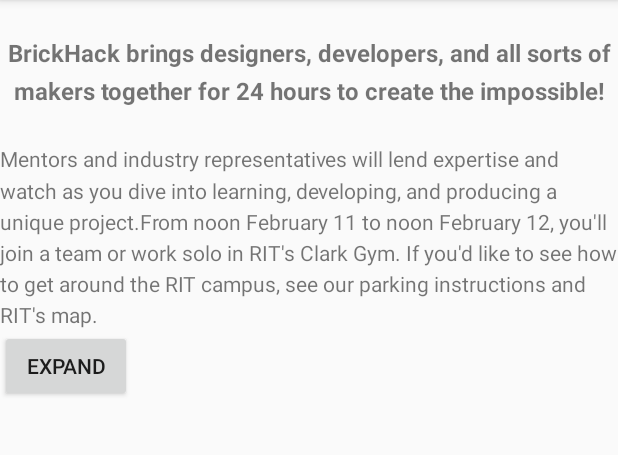
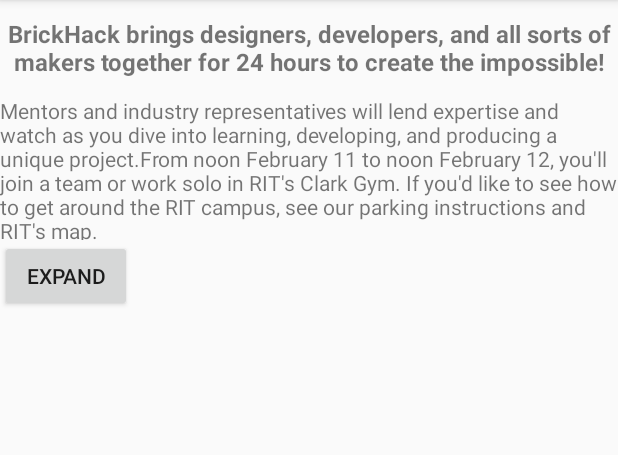
Before and after one commit to Ninjaman494/ExpandableTextView, an Android app: the screen it shows after launch (MainActivity), after a tap on "EXPAND", on a phone screen of 412 x 824 dp, the part 84-539 px from its top. Run offline under Robolectric (Android 15) with nearby library versions, the phone set to English and light mode, and no system bars.

Commit message:
Removed old attributes and added setAnimSpeed Removed old styling attributes in ExpandableTextView, setting it back to default look. setAnimSpeed allows you to set how quickly the view expands/collapses, value should be in milliseconds.

```diff
--- a/library/src/main/java/ninjaman494/expandabletextview/ExpandableTextView.java
+++ b/library/src/main/java/ninjaman494/expandabletextview/ExpandableTextView.java
@@ -29,6 +29,7 @@ public class ExpandableTextView extends LinearLayout {
     private TextView despView;
     private boolean isExpanded = false;
     private int collapsedLineCount = 2;
+    private int animSpeed = 375;
 
     private void init(Context context){
         View root = inflate(context,R.layout.expandable_textview,this);
@@ -82,6 +83,10 @@ public class ExpandableTextView extends LinearLayout {
         despView.setText(text);
     }
 
+    public void setAnimSpeed(int animSpeed){
+        this.animSpeed = animSpeed;
+    }
+
     public TextView getBlurbView(){
         return blurbView;
     }
@@ -98,7 +103,7 @@ public class ExpandableTextView extends LinearLayout {
 
             int expandedHeight = despView.getLineCount() * despView.getLineHeight();
             ObjectAnimator animation = ObjectAnimator.ofInt(despView, "Height",expandedHeight);
-            animation.setDuration(375);
+            animation.setDuration(animSpeed);
             animation.start();
         } else {
             System.out.println("Collapsing");
@@ -106,7 +111,7 @@ public class ExpandableTextView extends LinearLayout {
             despView.setMaxLines(0);
 
             ObjectAnimator animation = ObjectAnimator.ofInt(despView, "Height",0);
-            animation.setDuration(375);
+            animation.setDuration(animSpeed);
             animation.start();
         }
     }
--- a/library/src/main/res/layout/expandable_textview.xml
+++ b/library/src/main/res/layout/expandable_textview.xml
@@ -6,16 +6,10 @@
         android:id="@+id/blurbView"
         android:layout_width="match_parent"
         android:layout_height="match_parent"
-        android:gravity="center"
-        android:textSize="16sp"
-        android:textStyle="bold"
-        android:lineSpacingMultiplier="1.3"
         android:maxLines="3"/>
     <TextView
         android:id="@+id/despView"
         android:layout_width="match_parent"
         android:layout_height="match_parent"
-        android:lineSpacingMultiplier="1.3"
-        android:textSize="14sp"
         android:maxLines="0"/>
 </merge>
--- a/sample/src/main/java/sample/MainActivity.java
+++ b/sample/src/main/java/sample/MainActivity.java
@@ -1,9 +1,12 @@
 package sample;
 
+import android.graphics.Typeface;
 import android.os.Bundle;
 import android.support.v7.app.AppCompatActivity;
+import android.view.Gravity;
 import android.view.View;
 import android.widget.Button;
+import android.widget.TextView;
 
 import ninjaman494.expandabletextview.ExpandableTextView;
 import ninjaman494.sample.R;
@@ -23,7 +26,12 @@ public class MainActivity extends AppCompatActivity {
         etv.setBlurbText(blurbExample);
         etv.setDespText(despExample);
 
+        etv.setAnimSpeed(150);
         etv.setCollapsedLineCount(4);
+        TextView blurb = etv.getBlurbView();
+        blurb.setGravity(Gravity.CENTER);
+        blurb.setTypeface(null, Typeface.BOLD);
+        blurb.setTextSize(16);
 
         Button btn = (Button)findViewById(R.id.btn);
         btn.setOnClickListener(new View.OnClickListener() {
```
